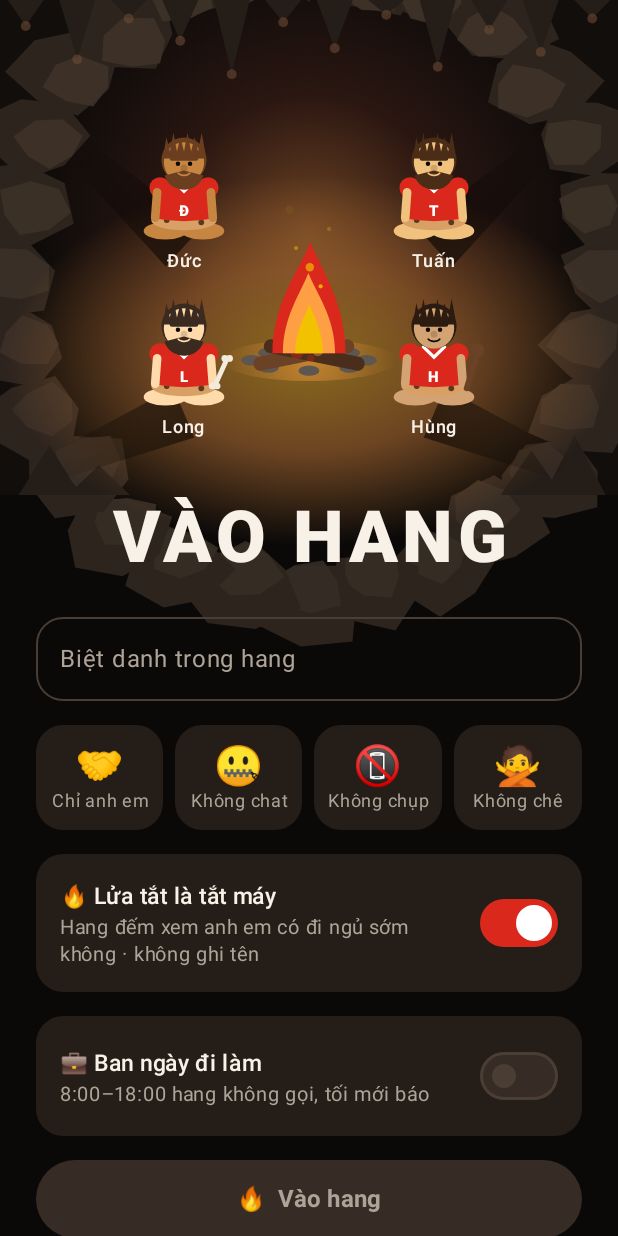
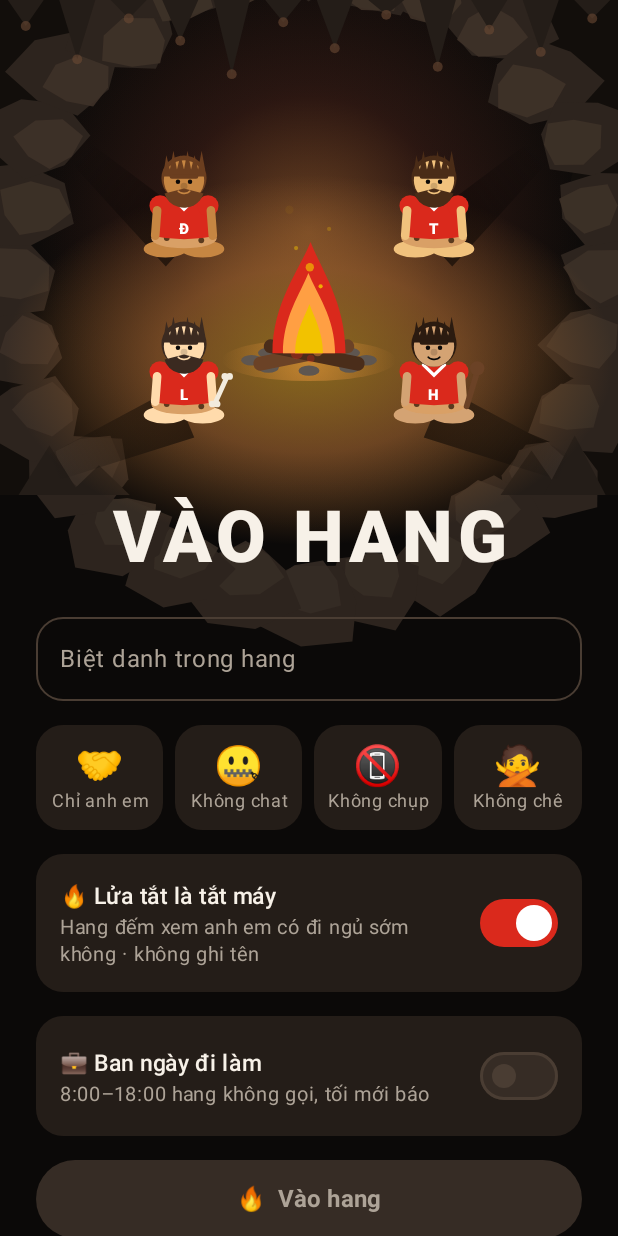
Before and after one commit to hoainam9212/mu-agent, an Android app built with Jetpack Compose: the screen it shows after launch (MainActivity), on a phone screen of 412 x 824 dp. Run offline under Robolectric (Android 15) with nearby library versions, the phone set to English and light mode, and no system bars.

Commit message:
Android: no names around the campfire (the gold halo marks you)
Co-Authored-By: Claude Opus 5.5 <noreply@anthropic.com>
Claude-Session: https://claude.ai/code/session_01HxTfy3vRtJqUo9jvVYamZb

```diff
--- a/android/app/src/main/kotlin/vn/vaohang/ui/CaveArt.kt
+++ b/android/app/src/main/kotlin/vn/vaohang/ui/CaveArt.kt
@@ -430,8 +430,9 @@ fun CampScene(people: List<Member>, meId: Long, burning: Boolean, modifier: Modi
             }
         }
         seats.forEach { (m, x, y) ->
+            // Không hiện tên quanh lửa: hang đông thì tên đè nhau. Bạn có vầng sáng vàng.
             Caveman(
-                m.nickname, m.id, width = avatar, me = m.id == meId, asleep = !burning,
+                m.nickname, m.id, width = avatar, me = m.id == meId, asleep = !burning, showName = false,
                 modifier = Modifier.offset(x.dp, y.dp).zIndex(y),
             )
         }
```
